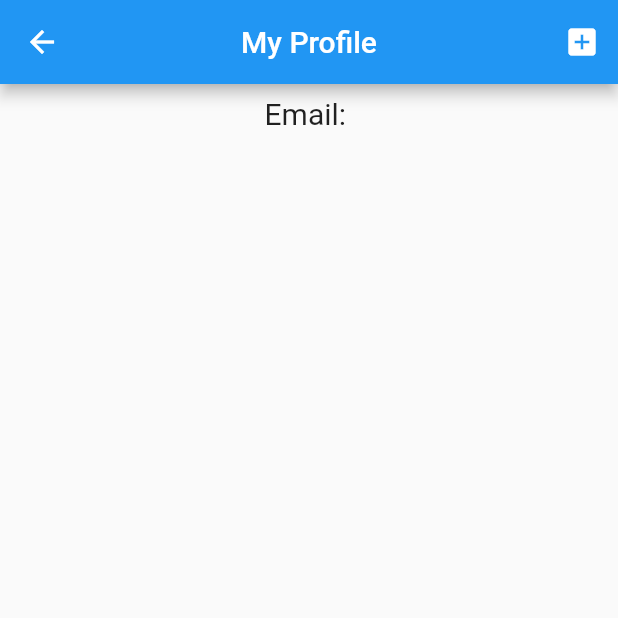
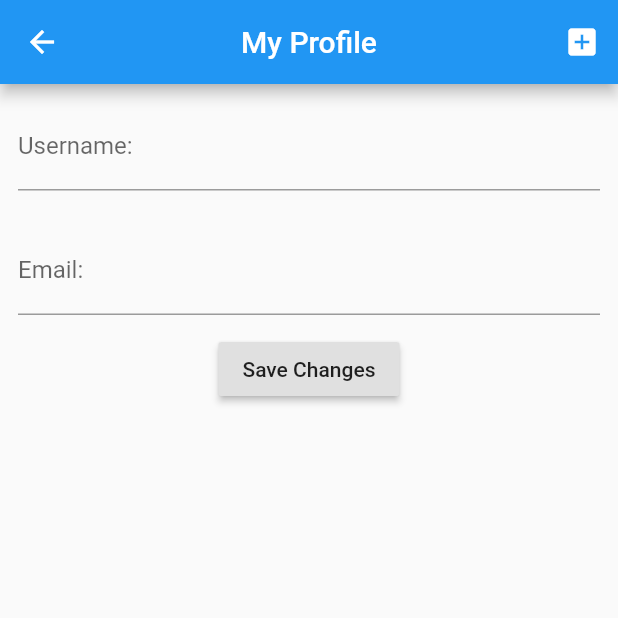
Before and after one commit to Radar2411/freestyle_exercise, a Flutter app: the Profile screen opened by its route, on a phone screen of 412 x 824 dp, the top half of it. Run offline on Flutter 3.47's test engine with Material 2 defaults, Android fonts, the phone set to English and light mode, and no system bars; our stand-ins replace cloud_firestore, firebase_auth, firebase_core, fluttertoast, video_player; accounts and stored records are empty; network calls fail; statements that could not run were skipped.

Commit message:
profile page aand save changes

```diff
--- a/lib/main.dart
+++ b/lib/main.dart
@@ -50,8 +50,8 @@ class _MyAppState extends State<MyApp> {
         '/login': (context) => LoginPage(),
         '/home': (context) => HomePage(),
         '/welcome': (context) => Welcome(),
-        'addexercise': (context) => AddExercise(),
-        'recordspage': (context) => RecordsPage(),
+        '/addexercise': (context) => AddExercise(),
+        '/recordspage': (context) => RecordsPage(),
         '/profile': (context) => Profile(),
       },
       home:
--- a/lib/pages/profile.dart
+++ b/lib/pages/profile.dart
@@ -1,7 +1,14 @@
 import 'package:flutter/material.dart';
 import 'package:freestyle_exercise/services/firebaseauth_service.dart';
 
-class Profile extends StatelessWidget {
+class Profile extends StatefulWidget {
+  @override
+  _ProfileState createState() => _ProfileState();
+}
+
+class _ProfileState extends State<Profile> {
+  final TextEditingController nameController = TextEditingController();
+  final TextEditingController emailController = TextEditingController();
   @override
   Widget build(BuildContext context) {
     return Scaffold(
@@ -41,12 +48,31 @@ class Profile extends StatelessWidget {
     return Column(
       children: <Widget>[
         Padding(
-          padding: const EdgeInsets.all(8.0),
-          child: Text(
-            "Email: ${user.email}",
-            style: TextStyle(fontSize: 20),
+          padding: const EdgeInsets.all(12.0),
+          child: TextField(
+            controller: nameController..text = user.displayName,
+            decoration: InputDecoration(
+              labelText: "Username:",
+            ),
           ),
         ),
+        Padding(
+          padding: const EdgeInsets.all(12.0),
+          child: TextField(
+            controller: emailController..text = user.email,
+            decoration: InputDecoration(
+              labelText: "Email:",
+            ),
+          ),
+        ),
+        RaisedButton(
+          onPressed: () async {
+            await FirebaseAuthService().updateDisplayName(nameController.text);
+            Navigator.pop(context);
+            await FirebaseAuthService().updateEmail(emailController.text);
+          },
+          child: Text("Save Changes"),
+        )
       ],
     );
   }
--- a/lib/screens/home_page.dart
+++ b/lib/screens/home_page.dart
@@ -2,7 +2,6 @@ import 'package:flutter/material.dart';
 import 'package:freestyle_exercise/pages/showOwnExercise.dart';
 import 'package:freestyle_exercise/services/firebaseauth_service.dart';
 import 'package:freestyle_exercise/pages/welcome.dart';
-import 'package:freestyle_exercise/pages/addOwnExercise.dart';
 import 'package:freestyle_exercise/pages/profile.dart';
 
 class HomePage extends StatefulWidget {
```
Also changed, not shown: lib/services/firebaseauth_service.dart (+20 -1 lines).
